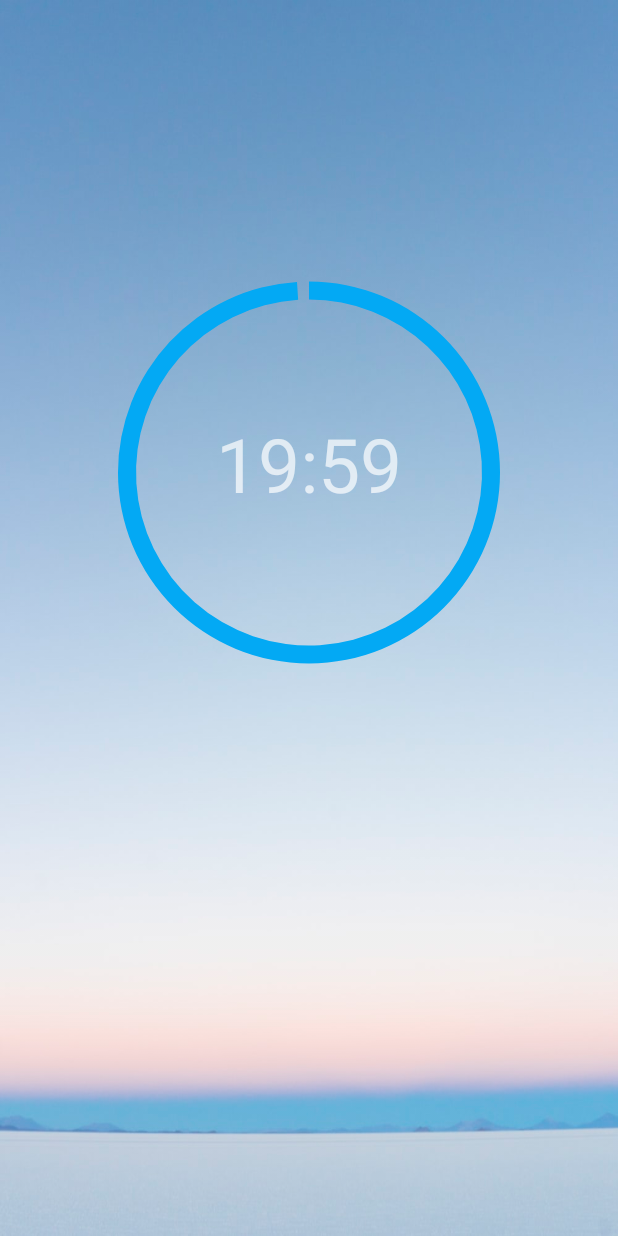
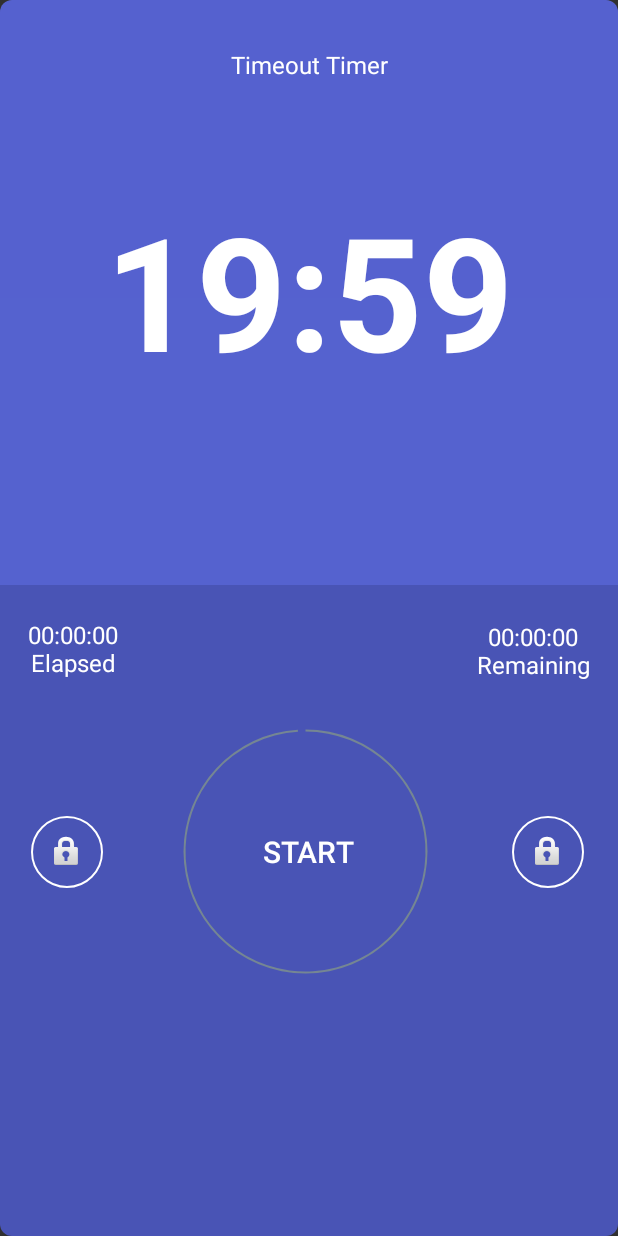
Before and after one commit to harjap60/Parent-App, an Android app: the TimerActivity screen opened directly, with no data from a screen before it, on a phone screen of 412 x 824 dp. Run offline under Robolectric (Android 15) with nearby library versions, the phone set to English and light mode, and no system bars; Roboto replaces fonts that are not available here.

Commit message:
Updated timer UI

```diff
--- /dev/null
+++ b/app/src/main/res/drawable/blue_gradient.xml
@@ -0,0 +1,28 @@
+<?xml version="1.0" encoding="utf-8"?>
+<layer-list xmlns:android="http://schemas.android.com/apk/res/android">
+    <item android:bottom="30dp">
+        <shape android:shape="rectangle" >
+            <corners
+                android:topRightRadius="8dip"
+                android:topLeftRadius="8dip" />
+
+            <gradient
+                android:startColor="#5561CF"
+                android:endColor="#5563CF"
+                android:angle="270" />
+        </shape>
+    </item>
+    <item android:top="390dp" >
+        <shape android:shape="rectangle" >
+            <corners
+                android:bottomLeftRadius="8dip"
+                android:bottomRightRadius="8dip" />
+
+            <gradient
+                android:startColor="#4954B5"
+                android:endColor="#4954B5"
+                android:angle="270" />
+            <size android:height="30dp" />
+        </shape>
+    </item>
+</layer-list>
--- /dev/null
+++ b/app/src/main/res/drawable/custom_round_button.xml
@@ -0,0 +1,8 @@
+<?xml version="1.0" encoding="utf-8"?>
+<shape xmlns:android="http://schemas.android.com/apk/res/android" android:shape="oval">
+    <stroke android:color="@color/white"
+        android:width = "1dp" />
+    <corners android:radius="999dp"/>
+    <size android:width="80dp"
+        android:height="80dp" />
+</shape>
--- /dev/null
+++ b/app/src/main/res/drawable/round_button.xml
@@ -0,0 +1,5 @@
+<?xml version="1.0" encoding="utf-8"?>
+<shape xmlns:android="http://schemas.android.com/apk/res/android">
+    <solid android:color="@android:color/transparent" />
+    <corners android:radius="999dp" />
+</shape>
--- a/app/src/main/res/drawable/timer_circle.xml
+++ b/app/src/main/res/drawable/timer_circle.xml
@@ -1,10 +1,10 @@
 <?xml version="1.0" encoding="utf-8"?>
 <shape xmlns:android="http://schemas.android.com/apk/res/android"
     android:shape="ring"
-    android:innerRadius="115dp"
-    android:thickness="12dp"
+    android:innerRadius="80dp"
+    android:thickness="1dp"
     android:useLevel="true">
 
-    <solid android:color="#03A9F4"/>
+    <solid android:color="#758693"/>
 
 </shape>
--- a/app/src/main/res/layout/activity_timer.xml
+++ b/app/src/main/res/layout/activity_timer.xml
@@ -4,39 +4,121 @@
     xmlns:tools="http://schemas.android.com/tools"
     android:layout_width="match_parent"
     android:layout_height="match_parent"
-    android:background="@drawable/blue_background"
+    android:background="@drawable/blue_gradient"
     tools:context=".TimerActivity">
+
+    <ImageButton
+        android:id="@+id/imageButton2"
+        android:layout_width="48dp"
+        android:layout_height="48dp"
+        android:background="@drawable/custom_round_button"
+        android:clickable="true"
+        app:layout_constraintBottom_toBottomOf="@+id/timerBar"
+        app:layout_constraintEnd_toEndOf="parent"
+        app:layout_constraintStart_toEndOf="@+id/timerBar"
+        app:layout_constraintTop_toTopOf="@+id/timerBar"
+        app:srcCompat="@android:drawable/ic_lock_idle_lock" />
 
     <TextView
         android:id="@+id/time_test"
-        android:layout_width="220dp"
-        android:layout_height="89dp"
+        android:layout_width="412dp"
+        android:layout_height="132dp"
         android:fontFamily="@font/roboto"
         android:text="00:00:00"
         android:textAlignment="center"
-        android:textSize="50sp"
+        android:textColor="@android:color/white"
+        android:textSize="105sp"
+        android:textStyle="bold"
         app:layout_constraintBottom_toBottomOf="parent"
         app:layout_constraintEnd_toEndOf="parent"
         app:layout_constraintStart_toStartOf="parent"
         app:layout_constraintTop_toTopOf="parent"
-        app:layout_constraintVertical_bias="0.375" />
+        app:layout_constraintVertical_bias="0.178" />
 
     <ProgressBar
         android:id="@+id/timerBar"
         style="?android:attr/progressBarStyleHorizontal"
-        android:layout_width="305dp"
-        android:layout_height="266dp"
-        android:backgroundTint="#03A9F4"
+        android:layout_width="230dp"
+        android:layout_height="195dp"
+        android:layout_marginTop="16dp"
+        android:backgroundTint="#683A3131"
         android:layoutDirection="ltr"
         android:max="100"
         android:progress="100"
         android:progressDrawable="@drawable/timer_circle"
         android:rotation="-90"
-        app:layout_constraintBottom_toBottomOf="@+id/time_test"
-        app:layout_constraintEnd_toEndOf="@+id/time_test"
-        app:layout_constraintHorizontal_bias="0.505"
-        app:layout_constraintStart_toStartOf="@+id/time_test"
-        app:layout_constraintTop_toTopOf="@+id/time_test"
-        app:layout_constraintVertical_bias="0.531" />
+        app:layout_constraintEnd_toEndOf="parent"
+        app:layout_constraintHorizontal_bias="0.486"
+        app:layout_constraintStart_toStartOf="parent"
+        app:layout_constraintTop_toBottomOf="@+id/time_elapsed" />
+
+    <TextView
+        android:id="@+id/timer_title"
+        android:layout_width="wrap_content"
+        android:layout_height="wrap_content"
+        android:layout_marginTop="32dp"
+        android:text="Timeout Timer"
+        android:textColor="@color/white"
+        android:textSize="16sp"
+        app:layout_constraintEnd_toEndOf="parent"
+        app:layout_constraintHorizontal_bias="0.5"
+        app:layout_constraintStart_toStartOf="parent"
+        app:layout_constraintTop_toTopOf="parent" />
+
+    <Button
+        android:id="@+id/start_button"
+        android:layout_width="174dp"
+        android:layout_height="161dp"
+        android:background="@drawable/round_button"
+        android:text="START"
+        android:textSize="20sp"
+        app:layout_constraintBottom_toBottomOf="@+id/timerBar"
+        app:layout_constraintEnd_toEndOf="parent"
+        app:layout_constraintHorizontal_bias="0.498"
+        app:layout_constraintStart_toStartOf="parent"
+        app:layout_constraintTop_toTopOf="@+id/timerBar" />
+
+    <TextView
+        android:id="@+id/time_elapsed"
+        android:layout_width="74dp"
+        android:layout_height="42dp"
+        android:layout_marginStart="12dp"
+        android:text="00:00:00 Elapsed"
+        android:textAlignment="center"
+        android:textColor="@android:color/white"
+        android:textSize="16sp"
+        app:layout_constraintBottom_toBottomOf="parent"
+        app:layout_constraintStart_toStartOf="parent"
+        app:layout_constraintTop_toBottomOf="@+id/time_test"
+        app:layout_constraintVertical_bias="0.298" />
+
+    <TextView
+        android:id="@+id/time_remaining"
+        android:layout_width="81dp"
+        android:layout_height="41dp"
+        android:layout_marginEnd="16dp"
+        android:text="00:00:00 Remaining"
+        android:textAlignment="center"
+        android:textColor="@android:color/white"
+        android:textSize="16sp"
+        app:layout_constraintBottom_toBottomOf="parent"
+        app:layout_constraintEnd_toEndOf="parent"
+        app:layout_constraintHorizontal_bias="1.0"
+        app:layout_constraintStart_toEndOf="@+id/time_elapsed"
+        app:layout_constraintTop_toBottomOf="@+id/time_test"
+        app:layout_constraintVertical_bias="0.3" />
+
+    <ImageButton
+        android:id="@+id/imageButton"
+        android:layout_width="48dp"
+        android:layout_height="48dp"
+        android:background="@drawable/custom_round_button"
+        android:clickable="true"
+        app:layout_constraintBottom_toBottomOf="@+id/timerBar"
+        app:layout_constraintEnd_toStartOf="@+id/timerBar"
+        app:layout_constraintStart_toStartOf="parent"
+        app:layout_constraintTop_toTopOf="@+id/timerBar"
+        app:srcCompat="@android:drawable/ic_lock_idle_lock" />
+
 
 </androidx.constraintlayout.widget.ConstraintLayout>
```
